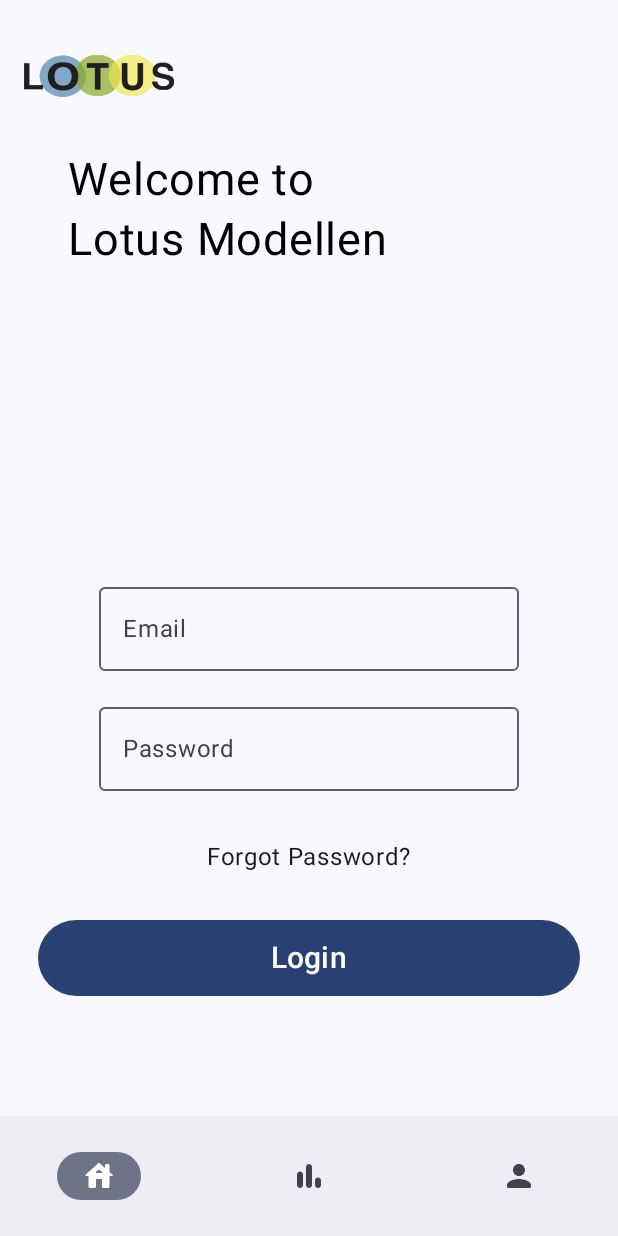
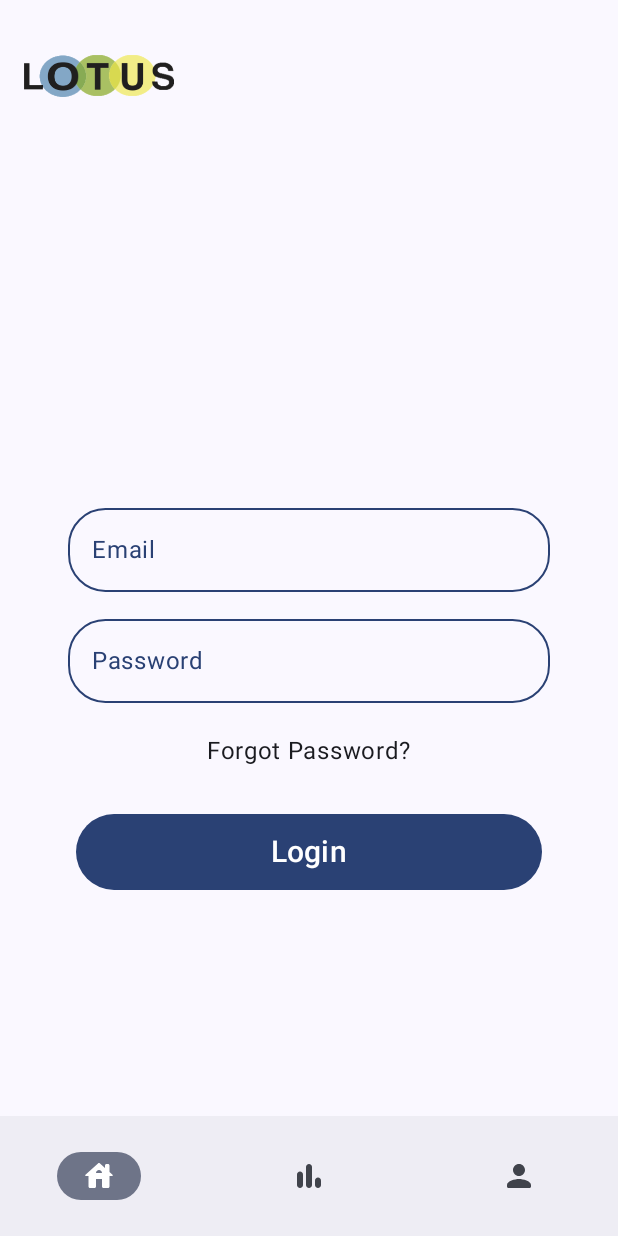
Before and after one commit to adisve/Lotus, an Android app built with Jetpack Compose: the auth screen opened through its navigation route, on a phone screen of 412 x 824 dp. Run offline under Robolectric (Android 15) with nearby library versions, the phone set to English and light mode, and no system bars; our stand-ins replace Dagger/Hilt's generated code, livedata-compose; libraries missing offline, so code that uses them is left out: io.realm.kotlin, org.mongodb.kbson; 2 statements that could not run were skipped.

Commit message:
Edit Login page

```diff
--- a/app/src/main/java/android/app/lotus/view/auth/Login.kt
+++ b/app/src/main/java/android/app/lotus/view/auth/Login.kt
@@ -1,23 +1,29 @@
 package android.app.lotus.view.auth
 
 import android.app.lotus.observables.AuthViewModel
+import androidx.compose.foundation.BorderStroke
 import androidx.compose.foundation.layout.Arrangement
 import androidx.compose.foundation.layout.Column
 import androidx.compose.foundation.layout.Row
 import androidx.compose.foundation.layout.fillMaxSize
 import androidx.compose.foundation.layout.fillMaxWidth
 import androidx.compose.foundation.layout.padding
+import androidx.compose.foundation.shape.RoundedCornerShape
 import androidx.compose.material3.Button
 import androidx.compose.material3.ButtonDefaults
+import androidx.compose.material3.ExperimentalMaterial3Api
 import androidx.compose.material3.MaterialTheme
 import androidx.compose.material3.OutlinedTextField
+import androidx.compose.material3.OutlinedTextFieldDefaults
 import androidx.compose.material3.Text
+import androidx.compose.material3.TextFieldDefaults
 import androidx.compose.runtime.Composable
 import androidx.compose.runtime.getValue
 import androidx.compose.runtime.livedata.observeAsState
 import androidx.compose.ui.Alignment
 import androidx.compose.ui.Modifier
 import androidx.compose.ui.graphics.Color
+import androidx.compose.ui.text.TextStyle
 import androidx.compose.ui.text.font.FontWeight
 import androidx.compose.ui.text.style.TextAlign
 import androidx.compose.ui.unit.dp
@@ -28,7 +34,7 @@ import androidx.navigation.NavHostController
 fun Login(authViewModel: AuthViewModel, navController: NavHostController) {
     Column(
         modifier = Modifier.fillMaxSize(),
-        verticalArrangement = Arrangement.SpaceBetween,
+        verticalArrangement = Arrangement.Center,
         horizontalAlignment = Alignment.CenterHorizontally
     ) {
         Column (
@@ -38,24 +44,9 @@ fun Login(authViewModel: AuthViewModel, navController: NavHostController) {
                 .padding(top = 100.dp)
                 .padding(horizontal = 25.dp)
         ) {
-            Text(
-                "Welcome to\nLotus Modellen",
-                fontSize = 30.sp,
-                fontWeight = FontWeight.Normal,
-                color = Color.Black,
-                textAlign = TextAlign.Start,
-                lineHeight = 40.sp,
-                modifier = Modifier.padding(start = 20.dp)
-            )
-        }
-        Column (
-            horizontalAlignment = Alignment.CenterHorizontally,
-            modifier = Modifier
-                .fillMaxWidth()
-                .padding(bottom = 150.dp)
-        ) {
             LogInForm(authViewModel)
         }
+
     }
 }
 
@@ -110,9 +101,18 @@ fun InputField(
     placeholder: String
 ) {
     OutlinedTextField(
-        value = value,
-        onValueChange = onValueChange,
-        placeholder = { Text(placeholder) },
-        modifier = Modifier.padding(12.dp)
+        value = value, onValueChange = onValueChange,
+        label = {
+            Text(text = placeholder, color = MaterialTheme.colorScheme.primary)
+        },
+        shape = RoundedCornerShape(25.dp),
+
+        modifier = Modifier
+            .fillMaxWidth()
+            .padding(horizontal = 20.dp)
+            .padding(top = 10.dp),
+        colors = OutlinedTextFieldDefaults.colors(
+            unfocusedBorderColor = MaterialTheme.colorScheme.primary,
+        )
     )
 }
```
